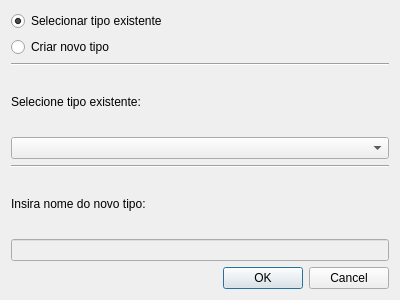
fbarden/ProjectManager, file views/UI/AddTypeDialog.ui: the form before one commit.
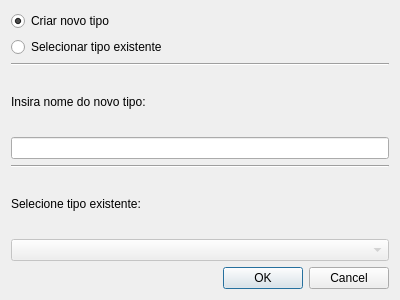
The form after the commit.

```diff
--- a/views/UI/AddTypeDialog.ui
+++ b/views/UI/AddTypeDialog.ui
@@ -21,21 +21,24 @@
     <layout class="QVBoxLayout" name="verticalLayout_3">
      <item>
       <layout class="QVBoxLayout" name="verticalLayout">
-       <item>
-        <widget class="QRadioButton" name="existingTypeButton">
-         <property name="text">
-          <string>Selecionar tipo existente</string>
-         </property>
-         <property name="checked">
-          <bool>true</bool>
-         </property>
-        </widget>
-       </item>
        <item>
         <widget class="QRadioButton" name="newTypeButton">
          <property name="text">
           <string>Criar novo tipo</string>
          </property>
+         <property name="checked">
+          <bool>true</bool>
+         </property>
+        </widget>
+       </item>
+       <item>
+        <widget class="QRadioButton" name="existingTypeButton">
+         <property name="text">
+          <string>Selecionar tipo existente</string>
+         </property>
+         <property name="checked">
+          <bool>false</bool>
+         </property>
         </widget>
        </item>
       </layout>
@@ -49,23 +52,6 @@
          </property>
         </widget>
        </item>
-       <item>
-        <widget class="QLabel" name="existingTypeLabel">
-         <property name="text">
-          <string>Selecione tipo existente:</string>
-         </property>
-        </widget>
-       </item>
-       <item>
-        <widget class="QComboBox" name="typeComboBox"/>
-       </item>
-       <item>
-        <widget class="Line" name="line_2">
-         <property name="orientation">
-          <enum>Qt::Horizontal</enum>
-         </property>
-        </widget>
-       </item>
        <item>
         <widget class="QLabel" name="newTypeLabel">
          <property name="text">
@@ -76,6 +62,27 @@
        <item>
         <widget class="QLineEdit" name="newTypeEdit">
          <property name="enabled">
+          <bool>true</bool>
+         </property>
+        </widget>
+       </item>
+       <item>
+        <widget class="Line" name="line_2">
+         <property name="orientation">
+          <enum>Qt::Horizontal</enum>
+         </property>
+        </widget>
+       </item>
+       <item>
+        <widget class="QLabel" name="existingTypeLabel">
+         <property name="text">
+          <string>Selecione tipo existente:</string>
+         </property>
+        </widget>
+       </item>
+       <item>
+        <widget class="QComboBox" name="typeComboBox">
+         <property name="enabled">
           <bool>false</bool>
          </property>
         </widget>
```
Left out of the diff: 7 changed lines with no effect on the pictures.
